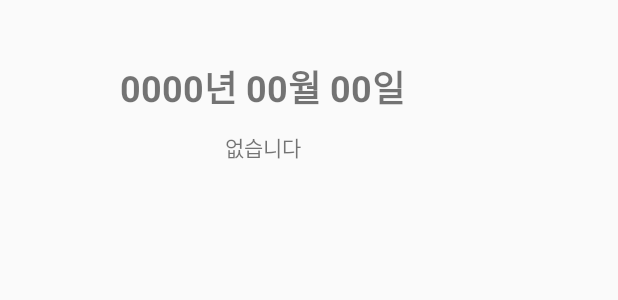
After one commit to dlgkdud95/OCR_AccountBook, an Android app: the layout dialog_cal.xml on its own in the app's theme, with its tools: preview values and no code run, on a phone screen of 412 x 824 dp. The commit adds this screen. Shown: the top 300 px of the screen. Run offline under Robolectric (Android 15) with nearby library versions, the light colour scheme and no system bars.

Commit message:
달력에서 일별 히스토리 확인가능

```diff
--- a/app/build.gradle
+++ b/app/build.gradle
@@ -6,7 +6,7 @@ plugins {
 
 android {
     compileSdkVersion 31
-    buildToolsVersion "27.0.3"
+    buildToolsVersion "30.0.2"
 
     defaultConfig {
         applicationId "com.example.accountbook_uiux"
--- a/app/src/main/java/com/example/accountbook_uiux/DBTable.java
+++ b/app/src/main/java/com/example/accountbook_uiux/DBTable.java
@@ -8,6 +8,7 @@ public class DBTable
     public String category;
     public String date;
     public String payment;
+    public String detail;
 
     public int getId()
     {
@@ -79,6 +80,5 @@ public class DBTable
         this.detail = detail;
     }
 
-    public String detail;
 
 }
--- a/app/src/main/java/com/example/accountbook_uiux/MainActivity.java
+++ b/app/src/main/java/com/example/accountbook_uiux/MainActivity.java
@@ -6,17 +6,18 @@ import androidx.fragment.app.FragmentManager;
 import androidx.fragment.app.FragmentTransaction;
 
 import android.os.Bundle;
+import android.util.Log;
 import android.view.MenuItem;
 
 import com.google.android.material.bottomnavigation.BottomNavigationView;
 
 import java.text.SimpleDateFormat;
+import java.util.ArrayList;
 import java.util.Date;
 
 public class MainActivity extends AppCompatActivity {
 
     public static DBHelper dbHelper;
-
 
 
     long mNow;
--- /dev/null
+++ b/app/src/main/res/layout/dialog_cal.xml
@@ -0,0 +1,55 @@
+<?xml version="1.0" encoding="utf-8"?>
+<androidx.constraintlayout.widget.ConstraintLayout xmlns:android="http://schemas.android.com/apk/res/android"
+    xmlns:app="http://schemas.android.com/apk/res-auto"
+    xmlns:tools="http://schemas.android.com/tools"
+    android:layout_width="match_parent"
+    android:layout_height="match_parent">
+
+    <androidx.constraintlayout.widget.ConstraintLayout
+        android:id="@+id/constraintLayout"
+        android:layout_width="350dp"
+        android:layout_height="600dp"
+        tools:layout_editor_absoluteX="32dp"
+        tools:layout_editor_absoluteY="64dp">
+
+        <TextView
+            android:id="@+id/tv_date"
+            android:layout_width="wrap_content"
+            android:layout_height="wrap_content"
+            android:layout_marginTop="40dp"
+            android:text="0000년 00월 00일"
+            android:textSize="24sp"
+            android:textStyle="bold"
+            app:layout_constraintEnd_toEndOf="parent"
+            app:layout_constraintStart_toStartOf="parent"
+            app:layout_constraintTop_toTopOf="parent" />
+
+        <TextView
+            android:id="@+id/tv_type"
+            android:layout_width="wrap_content"
+            android:layout_height="wrap_content"
+            android:layout_marginStart="20dp"
+            android:layout_marginTop="12dp"
+            app:layout_constraintStart_toStartOf="parent"
+            app:layout_constraintTop_toBottomOf="@+id/tv_date" />
+
+        <TextView
+            android:id="@+id/tv_cost"
+            android:layout_width="wrap_content"
+            android:layout_height="wrap_content"
+            android:text="없습니다"
+            app:layout_constraintBottom_toBottomOf="@+id/tv_type"
+            app:layout_constraintEnd_toStartOf="@+id/tv_category"
+            app:layout_constraintStart_toEndOf="@+id/tv_type"
+            app:layout_constraintTop_toTopOf="@+id/tv_type" />
+
+        <TextView
+            android:id="@+id/tv_category"
+            android:layout_width="wrap_content"
+            android:layout_height="wrap_content"
+            android:layout_marginEnd="20dp"
+            app:layout_constraintBottom_toBottomOf="@+id/tv_cost"
+            app:layout_constraintEnd_toEndOf="parent"
+            app:layout_constraintTop_toTopOf="@+id/tv_cost" />
+    </androidx.constraintlayout.widget.ConstraintLayout>
+</androidx.constraintlayout.widget.ConstraintLayout>
--- a/app/src/main/res/layout/frame_main.xml
+++ b/app/src/main/res/layout/frame_main.xml
@@ -9,7 +9,7 @@
         android:id="@+id/calendarView"
         android:layout_width="0dp"
         android:layout_height="wrap_content"
-        android:layout_marginBottom="150dp"
+        android:layout_marginBottom="180dp"
         app:layout_constraintBottom_toBottomOf="parent"
         app:layout_constraintEnd_toEndOf="parent"
         app:layout_constraintHorizontal_bias="0.0"
@@ -160,6 +160,8 @@
         android:layout_width="wrap_content"
         android:layout_height="wrap_content"
         android:layout_marginTop="10dp"
+        android:background="#7986CB"
+        android:icon="@android:drawable/checkbox_on_background"
         android:text="DB삭제"
         app:layout_constraintStart_toStartOf="@+id/tv_limit"
         app:layout_constraintTop_toBottomOf="@+id/tv_limit" />
```
Also changed, not shown: app/src/main/java/com/example/accountbook_uiux/CameraActivity.java (+12 -4 lines), app/src/main/java/com/example/accountbook_uiux/DBHelper.java (+19 -0 lines), app/src/main/java/com/example/accountbook_uiux/MainViewFragment.java (+68 -0 lines).
